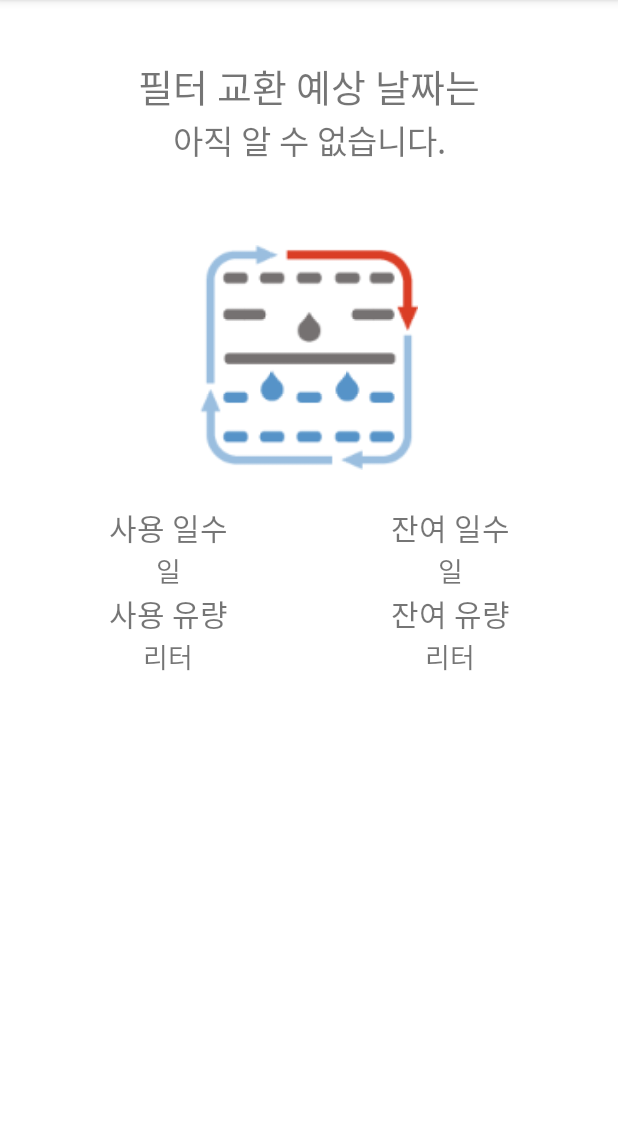
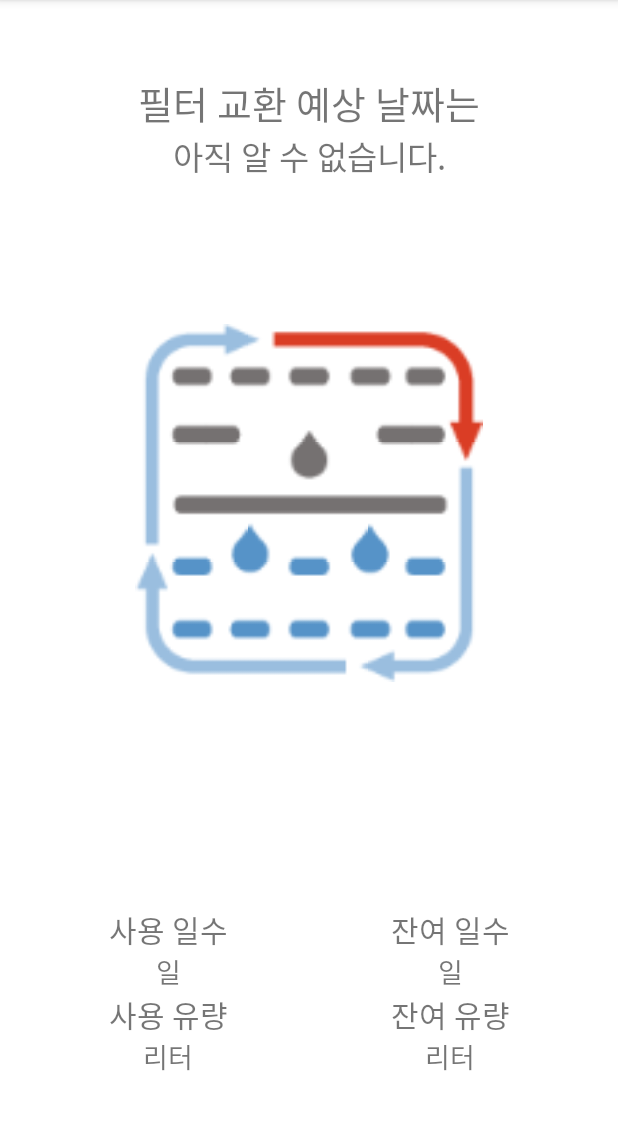
Before and after one commit to imageresearch/waterFlowController, an Android app: the MainActivity screen opened directly, with no data from a screen before it, on a phone screen of 412 x 824 dp, the part 84-1214 px from its top. Run offline under Robolectric (Android 15) with nearby library versions, the phone set to English and light mode, and no system bars; 1 statement that could not run was skipped.

Commit message:
Update the main activity layout

```diff
--- a/app/src/main/res/layout/activity_main.xml
+++ b/app/src/main/res/layout/activity_main.xml
@@ -1,95 +1,104 @@
-<androidx.appcompat.widget.LinearLayoutCompat
-    xmlns:android="http://schemas.android.com/apk/res/android"
+<androidx.constraintlayout.widget.ConstraintLayout xmlns:android="http://schemas.android.com/apk/res/android"
+    xmlns:app="http://schemas.android.com/apk/res-auto"
+    xmlns:tools="http://schemas.android.com/tools"
     android:layout_width="match_parent"
     android:layout_height="match_parent"
-    android:orientation="vertical"
+    android:layout_marginLeft="10dp"
+    android:layout_marginTop="20dp"
     android:layout_marginRight="10dp"
-    android:layout_marginLeft="10dp"
-    xmlns:app="http://schemas.android.com/apk/res-auto">
+    android:layout_marginBottom="20dp">
 
+    <TextView
+        android:id="@+id/expectation_date_string_prefix"
+        android:layout_width="wrap_content"
+        android:layout_height="wrap_content"
+        android:layout_marginTop="30dp"
+        android:fontFamily="@font/notosanskr_bold"
+        android:gravity="center"
+        android:includeFontPadding="false"
+        android:text="@string/expectation_date_string_prefix"
+        android:textSize="@dimen/table_exchange_size"
+        app:layout_constraintBaseline_toTopOf="parent"
+        app:layout_constraintBottom_toTopOf="@+id/expected_date"
+        app:layout_constraintEnd_toEndOf="parent"
+        app:layout_constraintStart_toStartOf="parent"
+        app:layout_constraintTop_toTopOf="parent" />
 
+    <TextView
+        android:id="@+id/expected_date"
+        android:layout_width="wrap_content"
+        android:layout_height="wrap_content"
+        android:gravity="center"
+        android:text="@string/expectation_date_unknown"
+        android:textSize="@dimen/sub_title_size"
+        app:layout_constraintEnd_toEndOf="parent"
+        app:layout_constraintStart_toStartOf="parent"
+        app:layout_constraintTop_toBottomOf="@+id/expectation_date_string_prefix" />
+
+    <!--
+    app:layout_constraintBottom_toTopOf="@+id/textView"
+    app:layout_constraintEnd_toEndOf="@+id/textView"
+    app:layout_constraintStart_toEndOf="@+id/textView"
+        app:layout_constraintHorizontal_bias="0.5"
+        app:layout_constraintTop_toTopOf="parent"
+        app:layout_constraintVertical_bias="0.5"
+        app:layout_constraintBottom_toTopOf=""
+-->
+    <androidx.appcompat.widget.AppCompatImageView
+        android:id="@+id/waterflow_status"
+        android:layout_width="match_parent"
+        android:layout_height="wrap_content"
+        android:layout_marginEnd="80dp"
+        android:layout_marginStart="80dp"
+
+        android:adjustViewBounds="true"
+        android:foregroundGravity="center"
+        android:src="@drawable/normal_water_flow"
+        app:layout_constraintBottom_toBottomOf="parent"
+        app:layout_constraintEnd_toEndOf="parent"
+        app:layout_constraintHorizontal_bias="0.5"
+        app:layout_constraintStart_toStartOf="parent"
+        app:layout_constraintTop_toTopOf="parent"
+        app:layout_constraintVertical_bias="0.4" />
+
+    <!-- Used / Left days -->
+    <!--app:layout_constraintTop_toBottomOf="@id/waterflow_status" -->
     <TableLayout
         android:layout_width="match_parent"
         android:layout_height="wrap_content"
-        android:layout_margin="38dp"
-        android:layout_marginLeft="30dp"
-        android:layout_marginRight="10dp"
+        android:layout_marginLeft="8dp"
+        android:layout_marginRight="8dp"
+        android:layout_marginBottom="30dp"
+        android:shrinkColumns="*"
+        android:stretchColumns="*"
+        app:layout_constraintBaseline_toBottomOf="parent"
+        app:layout_constraintBottom_toBottomOf="parent"
+        app:layout_constraintEnd_toEndOf="parent"
         app:layout_constraintLeft_toLeftOf="parent"
-        app:layout_constraintRight_toRightOf="parent"
-        app:layout_constraintTop_toTopOf="parent"
-        android:stretchColumns="*">
+        app:layout_constraintRight_toRightOf="parent">
 
         <TableRow
             android:layout_width="match_parent"
             android:layout_height="wrap_content">
 
             <TextView
-                android:id="@+id/expectation_date_string_prefix"
-                android:layout_width="match_parent"
+                android:layout_width="wrap_content"
                 android:layout_height="wrap_content"
+
+                android:background="@drawable/table_border"
+                android:fontFamily="@font/notosanskr_black"
                 android:gravity="center"
-                android:textSize="@dimen/table_exchange_size"
+                android:text="@string/used_days"
+                android:textSize="@dimen/table_title_size" />
 
-                android:fontFamily="@font/notosanskr_bold"
-                android:text="@string/expectation_date_string_prefix" />
-        </TableRow>
-
-        <TableRow
-            android:layout_width="match_parent"
-            android:layout_height="wrap_content">
-
-            <TextView
-                android:id="@+id/expected_date"
-                android:layout_width="match_parent"
-                android:layout_height="wrap_content"
-                android:gravity="center"
-                android:textSize="@dimen/sub_title_size"
-                android:text="@string/expectation_date_unknown" />
-        </TableRow>
-    </TableLayout>
-
-    <androidx.appcompat.widget.AppCompatImageView
-        android:id="@+id/waterflow_status"
-        android:layout_width="wrap_content"
-        android:layout_height="150dp"
-        android:layout_gravity="center"
-        android:layout_marginTop="15dp"
-        android:layout_marginBottom="15dp"
-        android:adjustViewBounds="true"
-        android:scaleType="fitCenter"
-        android:src="@drawable/normal_water_flow"/>
-
-    <!-- Used / Left days -->
-    <TableLayout
-        android:layout_width="match_parent"
-        android:layout_height="wrap_content"
-        android:layout_margin="8dp"
-        app:layout_constraintLeft_toLeftOf="parent"
-        app:layout_constraintRight_toRightOf="parent"
-        app:layout_constraintTop_toTopOf="parent"
-        android:stretchColumns="*"
-        android:shrinkColumns="*">
-
-        <TableRow
-            android:layout_width="match_parent"
-            android:layout_height="wrap_content">
             <TextView
                 android:layout_width="wrap_content"
                 android:layout_height="wrap_content"
-
+                android:background="@drawable/table_border"
                 android:fontFamily="@font/notosanskr_black"
-                android:textSize="@dimen/table_title_size"
                 android:gravity="center"
-                android:background="@drawable/table_border"
-                android:text="@string/used_days" />
-            <TextView
-                android:layout_width="wrap_content"
-                android:layout_height="wrap_content"
-                android:fontFamily="@font/notosanskr_black"
-                android:textSize="@dimen/table_title_size"
-                android:gravity="center"
-                android:background="@drawable/table_border"
-                android:text="@string/left_days" />
+                android:text="@string/left_days"
+                android:textSize="@dimen/table_title_size" />
         </TableRow>
 
         <TableRow
@@ -101,20 +110,22 @@
                 android:id="@+id/used_days"
                 android:layout_width="wrap_content"
                 android:layout_height="wrap_content"
+                android:fontFamily="@font/notosanskr_regular"
                 android:gravity="center"
-                android:textSize="@dimen/normal_font_size"
-                android:fontFamily="@font/notosanskr_regular"
-                android:text="@string/days" />
+                android:includeFontPadding="false"
+                android:text="@string/days"
+                android:textSize="@dimen/normal_font_size" />
 
             <!-- blank month -->
             <TextView
                 android:id="@+id/left_days"
                 android:layout_width="wrap_content"
                 android:layout_height="wrap_content"
+                android:fontFamily="@font/notosanskr_regular"
                 android:gravity="center"
-                android:textSize="@dimen/normal_font_size"
-                android:fontFamily="@font/notosanskr_regular"
-                android:text="@string/days" />
+                android:includeFontPadding="false"
+                android:text="@string/days"
+                android:textSize="@dimen/normal_font_size" />
 
 
         </TableRow>
@@ -123,47 +134,53 @@
         <TableRow
             android:layout_width="match_parent"
             android:layout_height="wrap_content">
+
             <TextView
                 android:layout_width="wrap_content"
                 android:layout_height="wrap_content"
+                android:background="@drawable/table_border"
                 android:fontFamily="@font/notosanskr_black"
-                android:textSize="@dimen/table_title_size"
                 android:gravity="center"
-                android:background="@drawable/table_border"
-                android:text="@string/used_litters" />
+                android:text="@string/used_litters"
+                android:textSize="@dimen/table_title_size" />
+
             <TextView
                 android:layout_width="wrap_content"
                 android:layout_height="wrap_content"
+                android:background="@drawable/table_border"
                 android:fontFamily="@font/notosanskr_black"
-                android:textSize="@dimen/table_title_size"
                 android:gravity="center"
-                android:background="@drawable/table_border"
-                android:text="@string/left_litters" />
+                android:text="@string/left_litters"
+                android:textSize="@dimen/table_title_size" />
         </TableRow>
 
         <TableRow
             android:layout_width="match_parent"
             android:layout_height="wrap_content">
+
             <TextView
+                android:id="@+id/used_litters"
                 android:layout_width="wrap_content"
                 android:layout_height="wrap_content"
+                android:fontFamily="@font/notosanskr_regular"
                 android:gravity="center"
-                android:textSize="@dimen/normal_font_size"
-                android:fontFamily="@font/notosanskr_regular"
-                android:id="@+id/used_litters"
-                android:text="@string/litter" />
+                android:includeFontPadding="false"
+                android:text="@string/litter"
+                android:textSize="@dimen/normal_font_size" />
+
             <TextView
+                android:id="@+id/left_litters"
                 android:layout_width="wrap_content"
                 android:layout_height="wrap_content"
+                android:fontFamily="@font/notosanskr_regular"
                 android:gravity="center"
-                android:id="@+id/left_litters"
-                android:textSize="@dimen/normal_font_size"
-                android:fontFamily="@font/notosanskr_regular"
-
-                android:text="@string/litter" />
+                android:includeFontPadding="false"
+                android:text="@string/litter"
+                android:textSize="@dimen/normal_font_size" />
         </TableRow>
 
 
     </TableLayout>
 
-</androidx.appcompat.widget.LinearLayoutCompat>
+
+</androidx.constraintlayout.widget.ConstraintLayout>
```
